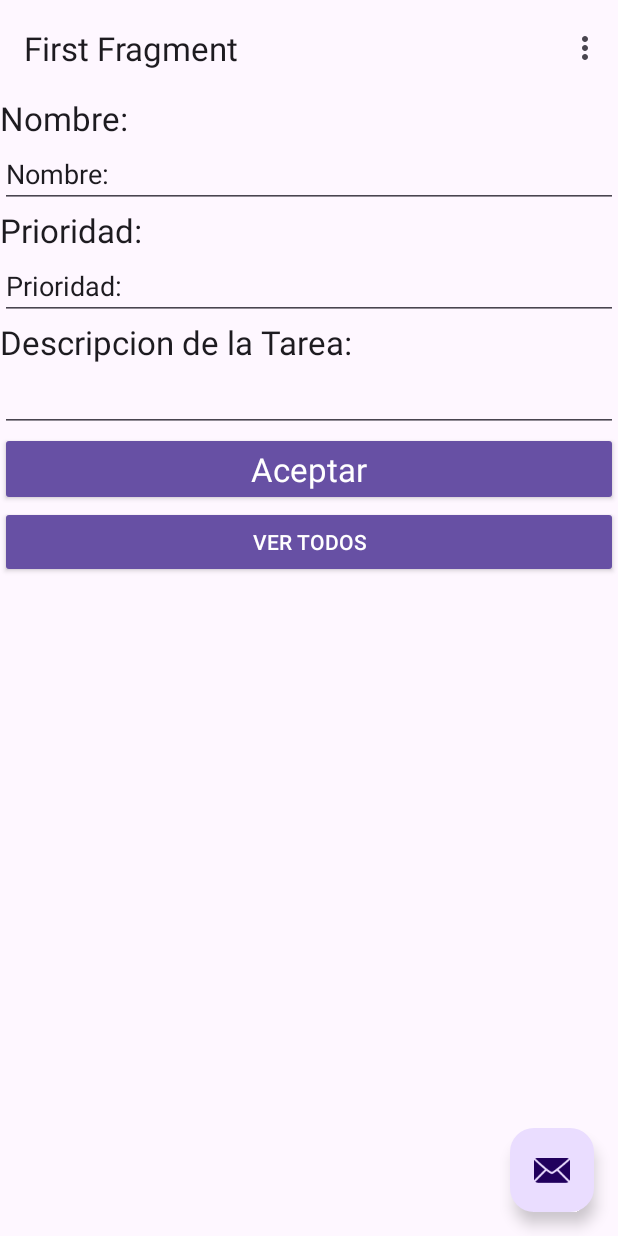
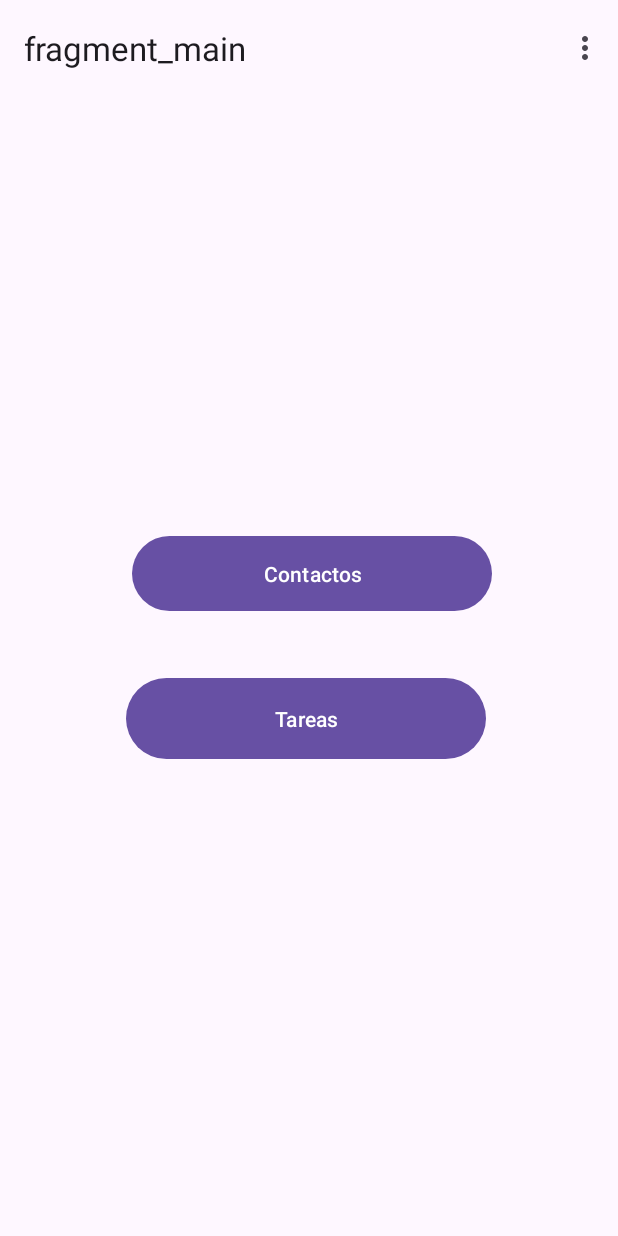
Before and after one commit to Rulas54/AgendaKotlin, an Android app: the screen it shows after launch (MainActivity), in the options menu, after a tap on "Settings", on a phone screen of 412 x 824 dp. Run offline under Robolectric (Android 15) with nearby library versions, the phone set to English and light mode, and no system bars; our stand-ins replace navigation-ui; pictures from the network do not load.

Commit message:
Botones and MainFragment con Navegacion apropiada

```diff
--- /dev/null
+++ b/app/src/main/java/udelp/edu/mx/agendakotlin/ContactoFragment.kt
@@ -0,0 +1,118 @@
+package udelp.edu.mx.agendakotlin
+
+import android.os.Bundle
+import android.util.Log
+import androidx.fragment.app.Fragment
+import android.view.LayoutInflater
+import android.view.View
+import android.view.ViewGroup
+import androidx.recyclerview.widget.LinearLayoutManager
+import androidx.recyclerview.widget.RecyclerView
+import retrofit2.Call
+import retrofit2.Callback
+import retrofit2.Response
+import udelp.edu.mx.agendakotlin.adapter.ContactoAdapter
+import udelp.edu.mx.agendakotlin.client.Clients
+import udelp.edu.mx.agendakotlin.databinding.FragmentContactoBinding
+import udelp.edu.mx.agendakotlin.databinding.FragmentSecondBinding
+import udelp.edu.mx.agendakotlin.model.Contacto
+import udelp.edu.mx.agendakotlin.service.ContactoService
+
+// TODO: Rename parameter arguments, choose names that match
+// the fragment initialization parameters, e.g. ARG_ITEM_NUMBER
+private const val ARG_PARAM1 = "param1"
+private const val ARG_PARAM2 = "param2"
+
+/**
+ * A simple [Fragment] subclass.
+ * Use the [fragment_contacto.newInstance] factory method to
+ * create an instance of this fragment.
+ */
+class ContactoFragment : Fragment() {
+    // TODO: Rename and change types of parameters
+    private var param1: String? = null
+    private var param2: String? = null
+    private var _binding: FragmentContactoBinding? = null
+
+    // This property is only valid between onCreateView and
+    // onDestroyView.
+    private val binding get() = _binding!!
+
+    override fun onCreate(savedInstanceState: Bundle?) {
+        super.onCreate(savedInstanceState)
+        arguments?.let {
+            param1 = it.getString(ARG_PARAM1)
+            param2 = it.getString(ARG_PARAM2)
+        }
+    }
+
+    override fun onCreateView(
+        inflater: LayoutInflater, container: ViewGroup?,
+        savedInstanceState: Bundle?
+
+
+    ): View {
+
+        _binding = FragmentContactoBinding.inflate(inflater, container, false)
+        return binding.root
+
+    }
+
+    override fun onViewCreated(view: View, savedInstanceState: Bundle?) {
+        super.onViewCreated(view, savedInstanceState)
+        /*
+            binding.buttonSecond.setOnClickListener {
+                findNavController().navigate(R.id.action_SecondFragment_to_FirstFragment)
+            }
+
+         */
+        val api = Clients.instance(view.context).create(ContactoService::class.java)
+
+        api.getAll().enqueue(object : Callback<List<Contacto>> {
+            override fun onResponse(call: Call<List<Contacto>>, response: Response<List<Contacto>>) {
+                Log.d("contacto",call.request().url().toString())
+                if (response.isSuccessful) {
+                    var contactos : List<Contacto> = ArrayList()
+
+                    response.body()?.let {t ->
+                        contactos = t
+                        val rv : RecyclerView = view.findViewById(R.id.recycleContacto)
+                        rv.layoutManager = LinearLayoutManager(view.context)
+
+                        val adapter = ContactoAdapter(contactos)
+                        rv.adapter = adapter
+                    }
+                }
+            }
+
+            override fun onFailure(call: Call<List<Contacto>>, t: Throwable) {
+                Log.e("Error", "Error en el API: ${t.message}")
+            }
+        })
+    }
+
+    override fun onDestroyView() {
+        super.onDestroyView()
+        _binding = null
+    }
+
+    companion object {
+        /**
+         * Use this factory method to create a new instance of
+         * this fragment using the provided parameters.
+         *
+         * @param param1 Parameter 1.
+         * @param param2 Parameter 2.
+         * @return A new instance of fragment fragment_contacto.
+         */
+        // TODO: Rename and change types and number of parameters
+        @JvmStatic
+        fun newInstance(param1: String, param2: String) =
+            ContactoFragment().apply {
+                arguments = Bundle().apply {
+                    putString(ARG_PARAM1, param1)
+                    putString(ARG_PARAM2, param2)
+                }
+            }
+    }
+}
--- a/app/src/main/java/udelp/edu/mx/agendakotlin/FirstFragment.kt
+++ b/app/src/main/java/udelp/edu/mx/agendakotlin/FirstFragment.kt
@@ -95,6 +95,10 @@ class FirstFragment : Fragment() {
         binding.btnVerTodos.setOnClickListener {
             findNavController().navigate(R.id.action_FirstFragment_to_SecondFragment)
         }
+
+        binding.btnVerContactos.setOnClickListener {
+            findNavController().navigate(R.id.action_FirstFragment_to_contactoFragment)
+        }
     }
 
     override fun onDestroyView() {
--- a/app/src/main/java/udelp/edu/mx/agendakotlin/MainActivity.kt
+++ b/app/src/main/java/udelp/edu/mx/agendakotlin/MainActivity.kt
@@ -28,11 +28,7 @@ class MainActivity : AppCompatActivity() {
         appBarConfiguration = AppBarConfiguration(navController.graph)
         setupActionBarWithNavController(navController, appBarConfiguration)
 
-        binding.fab.setOnClickListener { view ->
-            Snackbar.make(view, "Replace with your own action", Snackbar.LENGTH_LONG)
-                .setAction("Action", null)
-                .setAnchorView(R.id.fab).show()
-        }
+
     }
 
     override fun onCreateOptionsMenu(menu: Menu): Boolean {
--- a/app/src/main/java/udelp/edu/mx/agendakotlin/fragment_contacto.kt
+++ b/app/src/main/java/udelp/edu/mx/agendakotlin/MainFragment.kt
@@ -5,6 +5,9 @@ import androidx.fragment.app.Fragment
 import android.view.LayoutInflater
 import android.view.View
 import android.view.ViewGroup
+import androidx.navigation.fragment.findNavController
+import udelp.edu.mx.agendakotlin.databinding.FragmentFirstBinding
+import udelp.edu.mx.agendakotlin.databinding.FragmentMainBinding
 
 // TODO: Rename parameter arguments, choose names that match
 // the fragment initialization parameters, e.g. ARG_ITEM_NUMBER
@@ -13,13 +16,18 @@ private const val ARG_PARAM2 = "param2"
 
 /**
  * A simple [Fragment] subclass.
- * Use the [fragment_contacto.newInstance] factory method to
+ * Use the [MainFragment.newInstance] factory method to
  * create an instance of this fragment.
  */
-class fragment_contacto : Fragment() {
+class MainFragment : Fragment() {
     // TODO: Rename and change types of parameters
     private var param1: String? = null
     private var param2: String? = null
+    private var _binding: FragmentMainBinding? = null
+
+    // This property is only valid between onCreateView and
+    // onDestroyView.
+    private val binding get() = _binding!!
 
     override fun onCreate(savedInstanceState: Bundle?) {
         super.onCreate(savedInstanceState)
@@ -33,8 +41,21 @@ class fragment_contacto : Fragment() {
         inflater: LayoutInflater, container: ViewGroup?,
         savedInstanceState: Bundle?
     ): View? {
+        _binding = FragmentMainBinding.inflate(inflater, container, false)
+        return binding.root
         // Inflate the layout for this fragment
-        return inflater.inflate(R.layout.fragment_contacto, container, false)
+        return inflater.inflate(R.layout.fragment_main, container, false)
+    }
+
+    override fun onViewCreated(view: View, savedInstanceState: Bundle?) {
+        super.onViewCreated(view, savedInstanceState)
+        binding.btnTarea.setOnClickListener {
+            findNavController().navigate(R.id.action_mainFragment_to_SecondFragment)
+        }
+
+        binding.btnContacto.setOnClickListener {
+            findNavController().navigate(R.id.action_mainFragment_to_contactoFragment)
+        }
     }
 
     companion object {
@@ -44,12 +65,12 @@ class fragment_contacto : Fragment() {
          *
          * @param param1 Parameter 1.
          * @param param2 Parameter 2.
-         * @return A new instance of fragment fragment_contacto.
+         * @return A new instance of fragment MainFragment.
          */
         // TODO: Rename and change types and number of parameters
         @JvmStatic
         fun newInstance(param1: String, param2: String) =
-            fragment_contacto().apply {
+            MainFragment().apply {
                 arguments = Bundle().apply {
                     putString(ARG_PARAM1, param1)
                     putString(ARG_PARAM2, param2)
--- a/app/src/main/java/udelp/edu/mx/agendakotlin/SecondFragment.kt
+++ b/app/src/main/java/udelp/edu/mx/agendakotlin/SecondFragment.kt
@@ -72,6 +72,9 @@ class SecondFragment : Fragment() {
                 Log.e("Error", "Error en el API: ${t.message}")
             }
         })
+        binding.btnAdd.setOnClickListener {
+            findNavController().navigate(R.id.action_SecondFragment_to_FirstFragment)
+        }
     }
 
     override fun onDestroyView() {
--- a/app/src/main/res/layout/activity_main.xml
+++ b/app/src/main/res/layout/activity_main.xml
@@ -23,13 +23,6 @@
 
     <include layout="@layout/content_main"/>
 
-    <com.google.android.material.floatingactionbutton.FloatingActionButton
-            android:id="@+id/fab"
-            android:layout_width="wrap_content"
-            android:layout_height="wrap_content"
-            android:layout_gravity="bottom|end"
-            android:layout_marginEnd="@dimen/fab_margin"
-            android:layout_marginBottom="16dp"
-            app:srcCompat="@android:drawable/ic_dialog_email"/>
+
 
 </androidx.coordinatorlayout.widget.CoordinatorLayout>
--- /dev/null
+++ b/app/src/main/res/layout/fragment_main.xml
@@ -0,0 +1,20 @@
+<?xml version="1.0" encoding="utf-8"?>
+<androidx.constraintlayout.widget.ConstraintLayout xmlns:android="http://schemas.android.com/apk/res/android"
+                                                   xmlns:app="http://schemas.android.com/apk/res-auto" xmlns:tools="http://schemas.android.com/tools"
+                                                   android:layout_width="match_parent"
+                                                   android:layout_height="match_parent"
+                                                   tools:context=".MainFragment" android:id="@+id/frameLayout">
+    <Button
+            android:text="Tareas"
+            android:layout_width="240dp"
+            android:layout_height="62dp" android:id="@+id/btnTarea"
+            app:layout_constraintStart_toStartOf="parent" android:layout_marginStart="84dp"
+            app:layout_constraintTop_toTopOf="parent" android:layout_marginTop="384dp"
+    />
+    <Button
+            android:text="Contactos"
+            android:layout_width="240dp"
+            android:layout_height="58dp" android:id="@+id/btnContacto"
+            app:layout_constraintStart_toStartOf="parent" android:layout_marginStart="88dp"
+            app:layout_constraintTop_toTopOf="parent" android:layout_marginTop="289dp"/>
+</androidx.constraintlayout.widget.ConstraintLayout>
--- a/app/src/main/res/navigation/nav_graph.xml
+++ b/app/src/main/res/navigation/nav_graph.xml
@@ -3,7 +3,7 @@
             xmlns:app="http://schemas.android.com/apk/res-auto"
             xmlns:tools="http://schemas.android.com/tools"
             android:id="@+id/nav_graph"
-            app:startDestination="@id/FirstFragment">
+            app:startDestination="@id/mainFragment">
 
     <fragment
             android:id="@+id/FirstFragment"
@@ -14,6 +14,7 @@
         <action
                 android:id="@+id/action_FirstFragment_to_SecondFragment"
                 app:destination="@id/SecondFragment"/>
+        <action android:id="@+id/action_FirstFragment_to_contactoFragment" app:destination="@id/contactoFragment"/>
     </fragment>
     <fragment
             android:id="@+id/SecondFragment"
@@ -24,5 +25,15 @@
         <action
                 android:id="@+id/action_SecondFragment_to_FirstFragment"
                 app:destination="@id/FirstFragment"/>
+        <action android:id="@+id/action_SecondFragment_to_mainFragment" app:destination="@id/mainFragment"/>
+    </fragment>
+    <fragment android:id="@+id/contactoFragment" android:name="udelp.edu.mx.agendakotlin.ContactoFragment"
+              android:label="ContactoFragment">
+        <action android:id="@+id/action_contactoFragment_to_mainFragment" app:destination="@id/mainFragment"/>
+    </fragment>
+    <fragment android:id="@+id/mainFragment" android:name="udelp.edu.mx.agendakotlin.MainFragment"
+              android:label="fragment_main" tools:layout="@layout/fragment_main">
+        <action android:id="@+id/action_mainFragment_to_SecondFragment" app:destination="@id/SecondFragment"/>
+        <action android:id="@+id/action_mainFragment_to_contactoFragment" app:destination="@id/contactoFragment"/>
     </fragment>
 </navigation>
```
Also changed, not shown: app/src/main/java/udelp/edu/mx/agendakotlin/adapter/ContactoAdapter.kt (+3 -6 lines), app/src/main/java/udelp/edu/mx/agendakotlin/model/Contacto.kt (+7 -7 lines), app/src/main/res/layout/fragment_first.xml (+11 -2 lines), app/src/main/res/layout/fragment_second.xml (+14 -0 lines).
